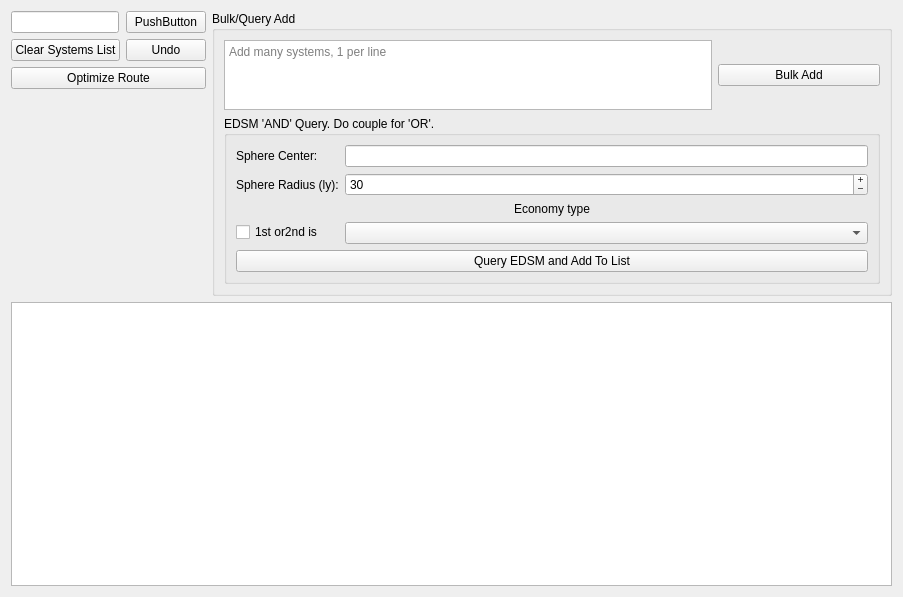
First picture: the form in widgets/roundtripwidget.ui, repository alexzk1/ed_highway, before the edit.
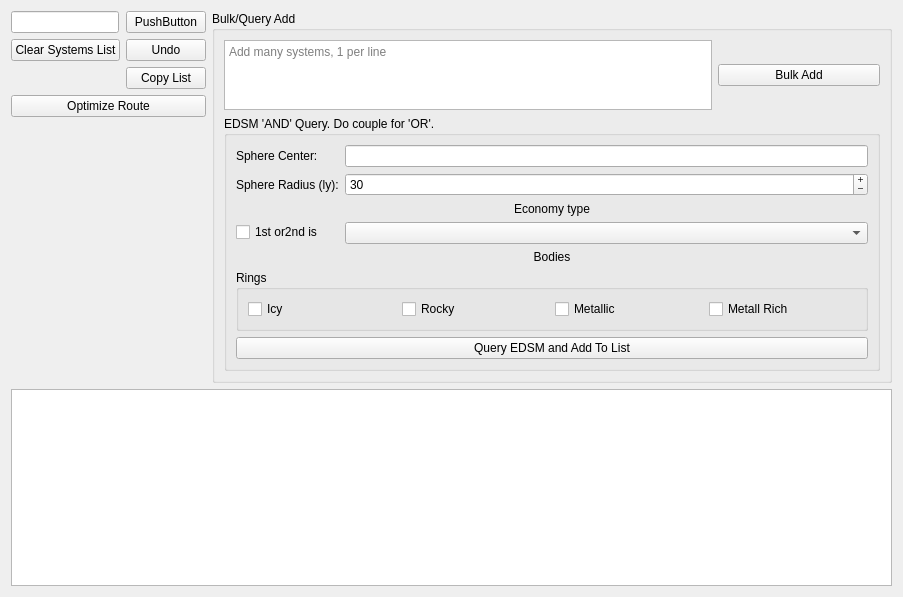
Second picture: the form after the edit. Icons and pictures are not drawn. Custom widgets are drawn as their Qt base class.

Commit message: added copy whole route list to clipboard, added filter by rings types

```diff
--- a/widgets/roundtripwidget.ui
+++ b/widgets/roundtripwidget.ui
@@ -103,6 +103,13 @@
          </property>
         </widget>
        </item>
+       <item row="3" column="1">
+        <widget class="QPushButton" name="btnCopy">
+         <property name="text">
+          <string>Copy List</string>
+         </property>
+        </widget>
+       </item>
       </layout>
      </item>
      <item>
@@ -181,7 +188,7 @@
            <item row="0" column="1">
             <widget class="QLineEdit" name="edCenter"/>
            </item>
-           <item row="5" column="0" colspan="2">
+           <item row="7" column="0" colspan="2">
             <widget class="QPushButton" name="btnBulkQuery">
              <property name="text">
               <string>Query EDSM and Add To List</string>
@@ -240,6 +247,53 @@
            <item row="4" column="1">
             <widget class="QComboBox" name="list1_or_2"/>
            </item>
+           <item row="5" column="0" colspan="2">
+            <widget class="QLabel" name="label_4">
+             <property name="text">
+              <string>Bodies</string>
+             </property>
+             <property name="alignment">
+              <set>Qt::AlignCenter</set>
+             </property>
+            </widget>
+           </item>
+           <item row="6" column="0" colspan="2">
+            <widget class="QGroupBox" name="groupBox_3">
+             <property name="title">
+              <string>Rings</string>
+             </property>
+             <layout class="QHBoxLayout" name="horizontalLayout_3">
+              <item>
+               <widget class="QCheckBox" name="cbrIcy">
+                <property name="text">
+                 <string>Icy</string>
+                </property>
+               </widget>
+              </item>
+              <item>
+               <widget class="QCheckBox" name="cbrRocky">
+                <property name="text">
+                 <string>Rocky</string>
+                </property>
+               </widget>
+              </item>
+              <item>
+               <widget class="QCheckBox" name="cbrMetal">
+                <property name="text">
+                 <string>Metallic</string>
+                </property>
+               </widget>
+              </item>
+              <item>
+               <widget class="QCheckBox" name="cbrRichMetall">
+                <property name="text">
+                 <string>Metall Rich</string>
+                </property>
+               </widget>
+              </item>
+             </layout>
+            </widget>
+           </item>
           </layout>
          </widget>
         </item>
```
The commit also changes 5 other files.
